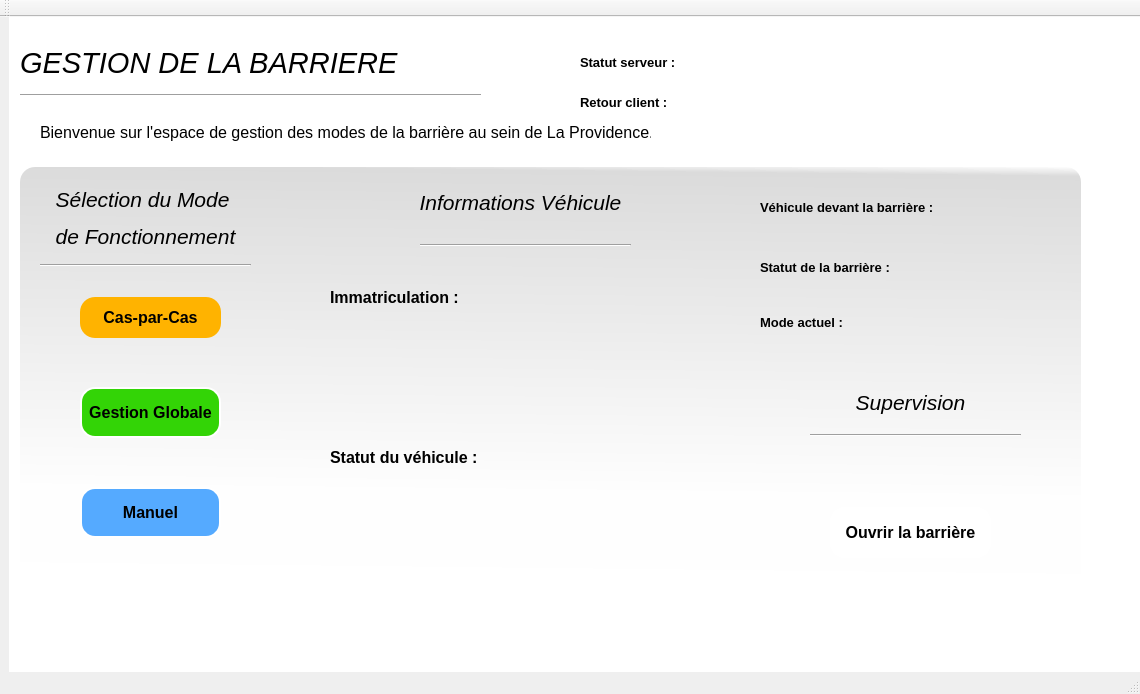
Old version of the form Process/Process_Barriere/Process_Barriere/Process_Barriere.ui in the repository eloiselcr/Gestion-acces-parking.
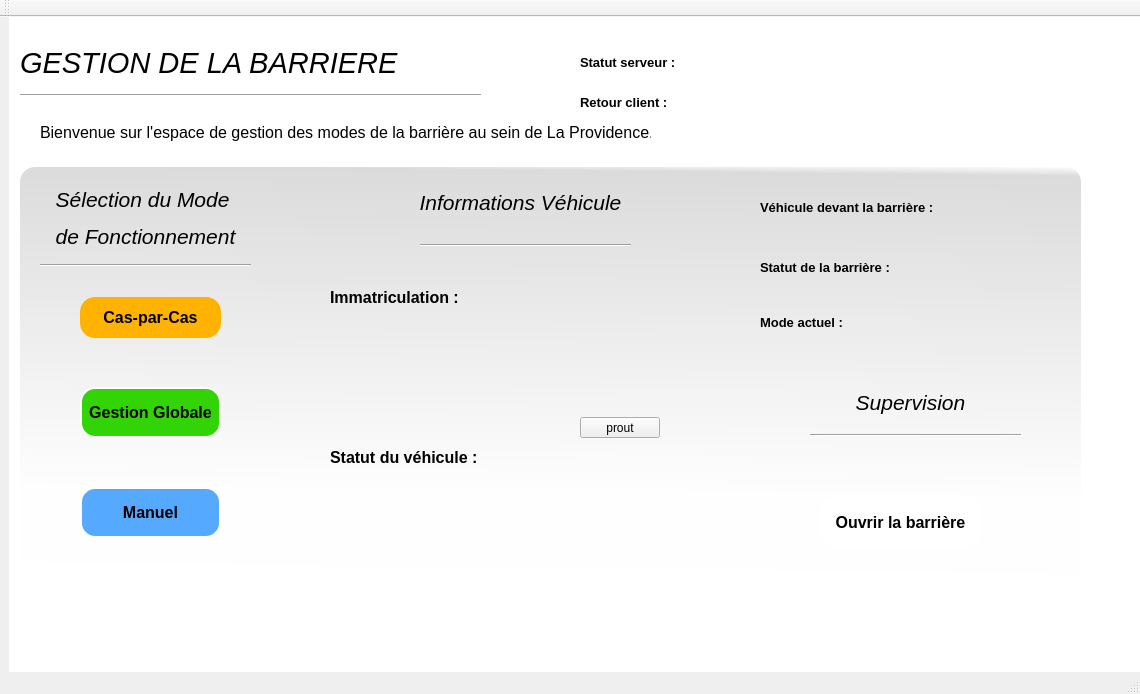
New version of the form. Icons and pictures are not drawn.

Commit message: git plate + process improvement

Diff of the .ui file:
```diff
--- a/Process/Process_Barriere/Process_Barriere/Process_Barriere.ui
+++ b/Process/Process_Barriere/Process_Barriere/Process_Barriere.ui
@@ -481,6 +481,19 @@
         <enum>Qt::Horizontal</enum>
        </property>
       </widget>
+      <widget class="QPushButton" name="proutbtn">
+       <property name="geometry">
+        <rect>
+         <x>260</x>
+         <y>260</y>
+         <width>80</width>
+         <height>21</height>
+        </rect>
+       </property>
+       <property name="text">
+        <string>prout</string>
+       </property>
+      </widget>
      </widget>
      <widget class="QWidget" name="widget_ChoixModes" native="true">
       <property name="geometry">
@@ -614,8 +627,8 @@
       <widget class="QPushButton" name="btn_OuvertureBarriere">
        <property name="geometry">
         <rect>
-         <x>80</x>
-         <y>140</y>
+         <x>70</x>
+         <y>130</y>
          <width>161</width>
          <height>51</height>
         </rect>
```
Left out of the diff: 65 changed lines with no effect on the pictures. The commit also changes 8 other files.
